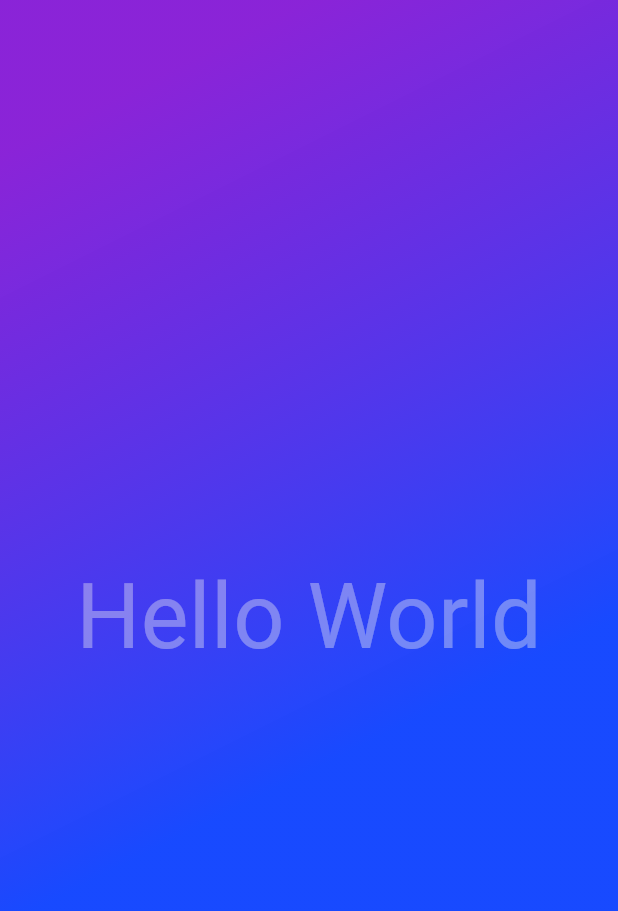
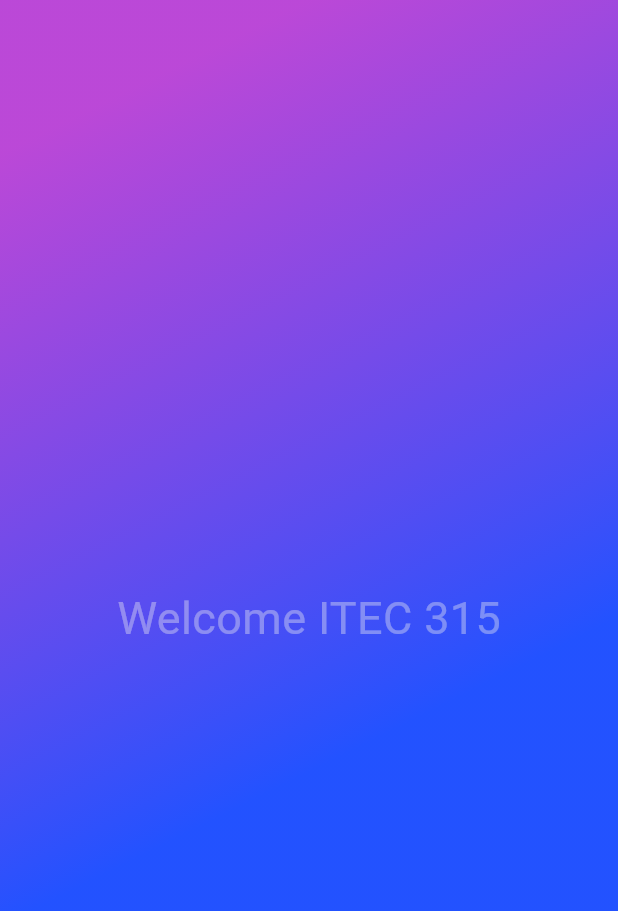
Before and after one commit to ChuckHo555/flutterapp, a Flutter app: the screen it shows after launch, on a phone screen of 412 x 824 dp. Shown: the top 911 px of the screen. Run offline on Flutter 3.47's test engine with Material 3 defaults, Android fonts, the phone set to English and light mode, and no system bars.

Commit message:
Finished gRdient Container and Centered Widget

```diff
--- /dev/null
+++ b/lib/centered.dart
@@ -0,0 +1,17 @@
+import 'package:flutter/material.dart';
+
+class Centered extends StatelessWidget{
+  Centered(this.text,{super.key});
+  String text;
+  @override
+  Widget build(BuildContext context){
+    return Center(
+                child:Text(
+                  text,
+                style: const TextStyle(
+                  color: Color.fromARGB(99, 240, 240, 240),
+                  fontSize: 30,
+                )),
+                );
+  }
+}
--- /dev/null
+++ b/lib/gradient_container.dart
@@ -0,0 +1,23 @@
+import 'package:flutter/material.dart';
+import 'centered.dart';
+
+class GradientContainer extends StatelessWidget{
+  const GradientContainer({super.key});
+  @override
+  Widget build(BuildContext context) {
+    return Container(
+              decoration: const BoxDecoration(
+                gradient: LinearGradient(
+                  begin:Alignment.topCenter,
+
+                  colors: <Color>[
+                    Color.fromARGB(199, 168, 23, 204),
+                    Color.fromARGB(243, 24, 74, 255)
+                  ]
+                )
+              ),
+              child: Centered('Welcome ITEC 315')
+            );
+  }
+
+}
```
Also changed, not shown: lib/main.dart (+3 -20 lines).
